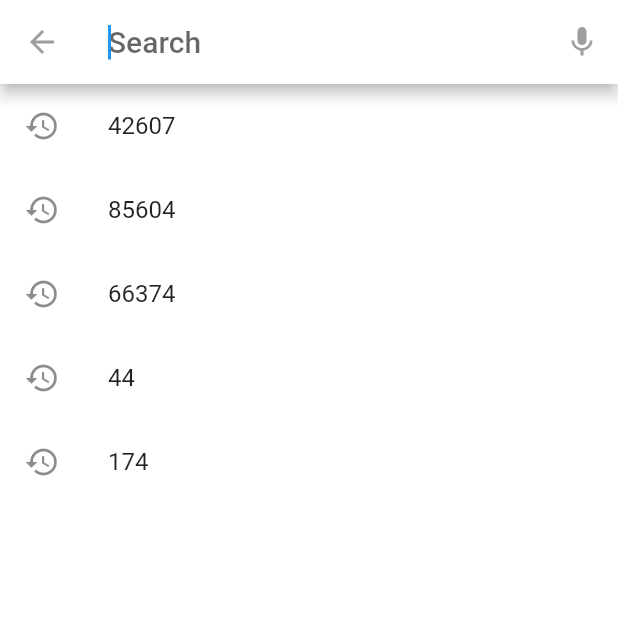
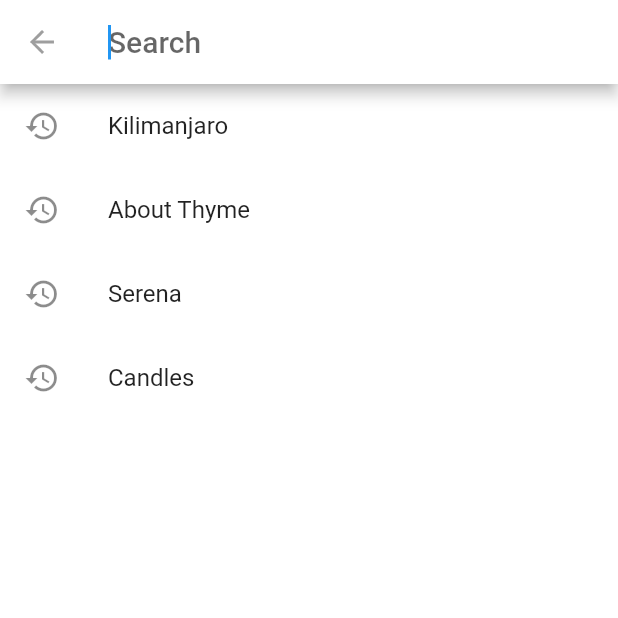
Before and after one commit to Anyoks/discoucher_ios, a Flutter app: the HomeBody screen opened directly, after a tap on "discover hotels, spas, cafes...", on a phone screen of 412 x 824 dp, the top half of it. Run offline on Flutter 3.47's test engine with Material 2 defaults, Android fonts, the phone set to English and light mode, and no system bars; our stand-ins replace carousel_slider, google_sign_in, share, shared_preferences; missing offline and left inert: flutter_facebook_login, map_view; accounts and stored records are empty; network calls fail; statements that could not run were skipped.

Commit message:
Set up searching

```diff
--- a/lib/contollers/home-controller.dart
+++ b/lib/contollers/home-controller.dart
@@ -16,7 +16,6 @@ class HomeController {
       Endpoints.spasEndpoint
     ];
 
-    return _memoizer.runOnce(() async {
     List<Response> responses = await Future.wait(endpoints.map((endpoint) =>
         client.get(Uri.encodeFull(endpoint),
             headers: {'Accept': 'application/json'})));
@@ -27,8 +26,28 @@ class HomeController {
 
     client.close();
     return sectionsLists;
-    });
   }
+
+  // Future<List<List<Datum>>> fetchHomeData() async {
+  //   List<String> endpoints = [
+  //     Endpoints.restaurantsEndpoint,
+  //     Endpoints.hotelsEndpoint,
+  //     Endpoints.spasEndpoint
+  //   ];
+
+  //   return _memoizer.runOnce(() async {
+  //     List<Response> responses = await Future.wait(endpoints.map((endpoint) =>
+  //         client.get(Uri.encodeFull(endpoint),
+  //             headers: {'Accept': 'application/json'})));
+
+  //     List<List<Datum>> sectionsLists = responses.map((response) {
+  //       return parseSectionData(response.body);
+  //     }).toList();
+
+  //     client.close();
+  //     return sectionsLists;
+  //   });
+  // }
 
   List<Datum> parseSectionData(String responseBody) {
     final Map<String, dynamic> parsedJson = json.decode(responseBody);
--- a/lib/contollers/search-controller.dart
+++ b/lib/contollers/search-controller.dart
@@ -8,7 +8,7 @@ openEstablishmentDetailsPage(BuildContext context, _data) {
 }
 
 
-class SearchHelper {
+class SearchController {
   static getDelegate() {
     SearchDelegate _searchDelegate = new _SearchDemoSearchDelegate();
     return _searchDelegate;
@@ -18,6 +18,7 @@ class SearchHelper {
 class _SearchDemoSearchDelegate extends SearchDelegate<int> {
   final List<int> _data =
       new List<int>.generate(100001, (int i) => i).reversed.toList();
+
   final List<int> _history = <int>[42607, 85604, 66374, 44, 174];
 
   @override
--- /dev/null
+++ b/lib/contollers/search-delegate.dart
@@ -0,0 +1,129 @@
+import 'package:discoucher/models/attribute.dart';
+import 'package:discoucher/models/datum.dart';
+import 'package:discoucher/screens/search/results-card.dart';
+import 'package:discoucher/screens/search/suggestions-list.dart';
+import 'package:flutter/material.dart';
+import 'package:uuid/uuid.dart';
+
+class SearchDiscoucherSearchDelegate extends SearchDelegate<Datum> {
+  final uuid = new Uuid();
+
+  final List<Datum> data = [
+    new Datum(
+      id: new Uuid().v1(),
+      type: "Spa",
+      attributes: new Attribute(
+          name: "Serena Spa", area: "Kimathi Street, CBD", location: "CBD"),
+    ),
+    new Datum(
+      id: new Uuid().v1(),
+      type: "Restaurant",
+      attributes: new Attribute(
+          name: "Kilimanjaro", area: "Kimathi Street, CBD", location: "CBD"),
+    ),
+    new Datum(
+      id: new Uuid().v1(),
+      type: "Restaurant",
+      attributes: new Attribute(name: "Candles", area: "Juja", location: "CBD"),
+    ),
+    new Datum(
+      id: new Uuid().v1(),
+      type: "Restaurant",
+      attributes: new Attribute(
+          name: "Candles", area: "Kimathi Street, CBD", location: "CBD"),
+    ),
+    new Datum(
+      id: new Uuid().v1(),
+      type: "Hotel",
+      attributes: new Attribute(
+          name: "Kempinski", area: "Kimathi Street, CBD", location: "CBD"),
+    ),
+    new Datum(
+      id: new Uuid().v1(),
+      type: "Restaurant",
+      attributes: new Attribute(
+          name: "Bao Box", area: "Kimathi Street, CBD", location: "CBD"),
+    )
+  ];
+
+  final List<String> history = <String>[
+    "Kilimanjaro",
+    "About Thyme",
+    "Serena",
+    "Candles",
+  ];
+
+  @override
+  List<Widget> buildActions(BuildContext context) {
+    return <Widget>[
+      query.isEmpty
+          ? Container()
+          : IconButton(
+              tooltip: 'Clear',
+              icon: const Icon(Icons.clear),
+              onPressed: () {
+                query = '';
+                showSuggestions(context);
+              },
+            )
+    ];
+  }
+
+  @override
+  Widget buildLeading(BuildContext context) {
+    return IconButton(
+      tooltip: 'Back',
+      icon: new AnimatedIcon(
+        icon: AnimatedIcons.menu_arrow,
+        progress: transitionAnimation,
+      ),
+      onPressed: () {
+        close(context, null);
+      },
+    );
+  }
+
+  @override
+  Widget buildResults(BuildContext context) {
+    // TODO: Call Api here
+    final List<Datum> searchResults =
+        data.where((datum) => datum.attributes.name.contains(query)).toList();
+
+    print("searchResults.length");
+    print(searchResults.length);
+
+    if (searchResults == null && searchResults.length < 1) {
+      return Center(
+        child: Text('Nothing found :(', textAlign: TextAlign.center),
+      );
+    }
+
+    List<Widget> resultsCards = [];
+    searchResults.forEach((result) => resultsCards.add(
+          ResultCard(
+            datum: result,
+            searchDelegate: this,
+          ),
+        ));
+
+    return new ListView(children: resultsCards);
+  }
+
+  @override
+  Widget buildSuggestions(BuildContext context) {
+    final Iterable<String> suggestions = query.isEmpty
+        ? history
+        : data
+            .where((Datum datum) => datum.attributes.name.contains(query))
+            .map((datum) => datum.attributes.name);
+
+    return SuggestionList(
+      query: query,
+      suggestions: suggestions.map((String name) => name).toList(),
+      onSelected: (String suggestion) {
+        query = suggestion;
+        showResults(context);
+      },
+    );
+  }
+}
--- a/lib/screens/category/category-main.dart
+++ b/lib/screens/category/category-main.dart
@@ -15,7 +15,7 @@ class CategoryPage extends StatefulWidget {
 }
 
 class _CategoryPageState extends State<CategoryPage> {
-  final _searchDelegate = SearchHelper.getDelegate();
+  final _searchDelegate = SearchController.getDelegate();
   int _lastIntegerSelected;
 
   @override
--- a/lib/screens/home/body.dart
+++ b/lib/screens/home/body.dart
@@ -1,7 +1,11 @@
+import 'dart:async';
+
 import 'package:discoucher/contollers/home-controller.dart';
-import 'package:discoucher/contollers/search-controller.dart';
+import 'package:discoucher/models/datum.dart';
+import 'package:discoucher/screens/home/home-list-error.dart';
 import 'package:discoucher/screens/home/horizontal-list.dart';
 import 'package:discoucher/screens/home/top-banner.dart';
+import 'package:discoucher/screens/shared/search-app-bar.dart';
 import 'package:flutter/material.dart';
 import 'package:uuid/uuid.dart';
 
@@ -11,22 +15,14 @@ class HomeBody extends StatefulWidget {
 }
 
 class _HomeBodyState extends State<HomeBody> {
-  // final SearchHelper _searchHelper = new SearchHelper();
-  final _searchDelegate = SearchHelper.getDelegate();
   final _homeController = new HomeController();
 
-  int _lastIntegerSelected;
+  Future<List<List<Datum>>> _homeFuture;
 
-  openSearch() async {
-    final int selected = await showSearch<int>(
-      context: context,
-      delegate: this._searchDelegate,
-    );
-    if (selected != null && selected != _lastIntegerSelected) {
-      setState(() {
-        _lastIntegerSelected = selected;
-      });
-    }
+  @override
+  void initState() {
+    _homeFuture = _homeController.fetchHomeData();
+    super.initState();
   }
 
   @override
@@ -34,22 +30,22 @@ class _HomeBodyState extends State<HomeBody> {
     // TODO: Handle loading screens
 
     return Scaffold(
-      appBar: buildHomeAppBar(),
+      appBar: SearchAppBar(),
       body: FutureBuilder(
-        future: _homeController.fetchHomeData(),
+        future: _homeFuture,
         builder: (BuildContext context, AsyncSnapshot snapshot) {
           switch (snapshot.connectionState) {
             case ConnectionState.none:
               return Text("Nothing to show :(");
             case ConnectionState.waiting:
               return Container(
-                  // color: Colors.amber,.
-                  child: Center(
-                child: CircularProgressIndicator(),
-              ));
+                child: Center(child: CircularProgressIndicator()),
+              );
             default:
               if (snapshot.hasError)
-                return new Text('An error happened: $snapshot');
+                return HomeError(onPressed: () {
+                  reloadFuture();
+                });
               else
                 return sectionBuilder(context, snapshot.data);
           }
@@ -58,50 +54,8 @@ class _HomeBodyState extends State<HomeBody> {
     );
   }
 
-  buildHomeAppBar() {
-    final appBarForeground = const Color(0XFFBDBDBD);
-
-    return AppBar(
-      backgroundColor: Colors.white,
-      leading: null,
-      // automaticallyImplyLeading: false,
-      centerTitle: true,
-      titleSpacing: 0.0,
-      title: Center(
-        child: Row(
-          mainAxisSize: MainAxisSize.min,
-          crossAxisAlignment: CrossAxisAlignment.center,
-          children: <Widget>[
-            SizedBox(width: 15.0),
-            Flexible(
-              child: GestureDetector(
-                onTap: () {
-                  openSearch();
-                },
-                child: Container(
-                  child: Row(
-                    children: <Widget>[
-                      Icon(Icons.search, color: appBarForeground),
-                      SizedBox(width: 10.0),
-                      Expanded(
-                        child: Text(
-                          "discover hotels, spas, cafes...",
-                          style: TextStyle(
-                              fontSize: 16.0, color: appBarForeground),
-                          overflow: TextOverflow.ellipsis,
-                        ),
-                      ),
-                      SizedBox(width: 5.0),
-                    ],
-                  ),
-                ),
-              ),
-            ),
-            SizedBox(width: 10.0)
-          ],
-        ),
-      ),
-    );
+  reloadFuture() {
+    _homeFuture = _homeController.fetchHomeData();
   }
 
   sectionBuilder(BuildContext context, List sections) {
--- /dev/null
+++ b/lib/screens/home/home-list-error.dart
@@ -0,0 +1,37 @@
+import 'package:flutter/material.dart';
+
+class HomeError extends StatelessWidget {
+  final Function onPressed;
+
+  HomeError({this.onPressed});
+
+  @override
+  Widget build(BuildContext context) {
+    return RefreshIndicator(
+      onRefresh: () {
+        onPressed();
+      },
+      child: new Column(
+        children: <Widget>[
+          Text("Pull to refresh", style: TextStyle(color: Colors.blueGrey)),
+          Icon(Icons.arrow_upward),
+          Expanded(
+            child: Column(
+              children: <Widget>[
+                Text(
+                  "Nothing to see :(",
+                  style: TextStyle(color: Colors.black),
+                ),
+                FlatButton(
+                    onPressed: () {
+                      onPressed();
+                    },
+                    child: Text("Refresh"))
+              ],
+            ),
+          ),
+        ],
+      ),
+    );
+  }
+}
--- a/lib/screens/search/search.dart
+++ b/lib/screens/search/search.dart
@@ -10,7 +10,7 @@ class SearchView extends StatefulWidget {
 }
 
 class _SearchViewState extends State<SearchView> {
-  final _searchDelegate = SearchHelper.getDelegate();
+  final _searchDelegate = SearchController.getDelegate();
 
   int _lastIntegerSelected = 0;
 
--- /dev/null
+++ b/lib/screens/search/suggestions-list.dart
@@ -0,0 +1,38 @@
+import 'package:flutter/material.dart';
+
+class SuggestionList extends StatelessWidget {
+  const SuggestionList({this.suggestions, this.query, this.onSelected});
+
+  final List<String> suggestions;
+  final String query;
+  final ValueChanged<String> onSelected;
+
+  @override
+  Widget build(BuildContext context) {
+    final ThemeData theme = Theme.of(context);
+    return new ListView.builder(
+      itemCount: suggestions.length,
+      itemBuilder: (BuildContext context, int i) {
+        final String suggestion = suggestions[i];
+        return new ListTile(
+          leading: query.isEmpty ? const Icon(Icons.history) : const Icon(null),
+          title: new RichText(
+            text: new TextSpan(
+              text: suggestion.substring(0, query.length),
+              style: theme.textTheme.subhead.copyWith(fontWeight: FontWeight.bold),
+              children: <TextSpan>[
+                new TextSpan(
+                  text: suggestion.substring(query.length),
+                  style: theme.textTheme.subhead,
+                ),
+              ],
+            ),
+          ),
+          onTap: () {
+            onSelected(suggestion);
+          },
+        );
+      },
+    );
+  }
+}
--- /dev/null
+++ b/lib/screens/shared/search-app-bar.dart
@@ -0,0 +1,88 @@
+import 'dart:async';
+import 'package:discoucher/contollers/search-delegate.dart';
+import 'package:discoucher/models/datum.dart';
+import 'package:discoucher/screens/details/establishment.dart';
+import 'package:flutter/material.dart';
+
+class SearchAppBar extends StatefulWidget implements PreferredSizeWidget {
+  double get myAppBarHeight => 56.0;
+
+  @override
+  _SearchAppBarState createState() => _SearchAppBarState();
+
+  // TODO: implement preferredSize for tablets
+  @override
+  Size get preferredSize => new Size.fromHeight(myAppBarHeight);
+}
+
+class _SearchAppBarState extends State<SearchAppBar> {
+  final appBarForeground = const Color(0XFFBDBDBD);
+
+  final _searchDelegate = SearchDiscoucherSearchDelegate();
+
+  Future openSearch() async {
+    final Datum selected = await showSearch<Datum>(
+      context: context,
+      delegate: _searchDelegate,
+    );
+
+    if (selected != null) {
+      Navigator.push(context, EstablishmentPageRoute(selected));
+    }
+  }
+
+  @override
+  Widget build(BuildContext context) {
+    return AppBar(
+      backgroundColor: Colors.white,
+      leading: null,
+      // automaticallyImplyLeading: false,
+      centerTitle: true,
+      titleSpacing: 0.0,
+      title: Center(
+        child: Row(
+          mainAxisSize: MainAxisSize.min,
+          crossAxisAlignment: CrossAxisAlignment.center,
+          children: <Widget>[
+            SizedBox(width: 15.0),
+            IconButton(
+              tooltip: 'Search',
+              icon: new AnimatedIcon(
+                icon: AnimatedIcons.search_ellipsis,
+                color: appBarForeground,
+                progress: _searchDelegate.transitionAnimation,
+              ),
+              onPressed: () {
+                openSearch();
+              },
+            ),
+            Flexible(
+              child: GestureDetector(
+                onTap: () {
+                  openSearch();
+                },
+                child: Container(
+                  child: Row(
+                    children: <Widget>[
+                      SizedBox(width: 10.0),
+                      Expanded(
+                        child: Text(
+                          "discover hotels, spas, cafes...",
+                          style: TextStyle(
+                              fontSize: 16.0, color: appBarForeground),
+                          overflow: TextOverflow.ellipsis,
+                        ),
+                      ),
+                      SizedBox(width: 5.0),
+                    ],
+                  ),
+                ),
+              ),
+            ),
+            SizedBox(width: 10.0)
+          ],
+        ),
+      ),
+    );
+  }
+}
```
Also changed, not shown: lib/models/attribute.dart (+8 -30 lines), lib/models/datum.dart (+1 -20 lines), lib/screens/details/establishment.dart (+68 -9 lines), lib/screens/details/map.dart (+5 -3 lines), lib/screens/discover/discover.dart (+24 -2 lines), lib/screens/home/app-bar.dart (deleted, +0 -119 lines), lib/screens/search/results-card.dart (added, +28 -0 lines), lib/screens/search/search-results-page.dart (deleted, +0 -10 lines), lib/models/voucher.dart (added). Lines whose indentation alone changed are shown as unchanged.
